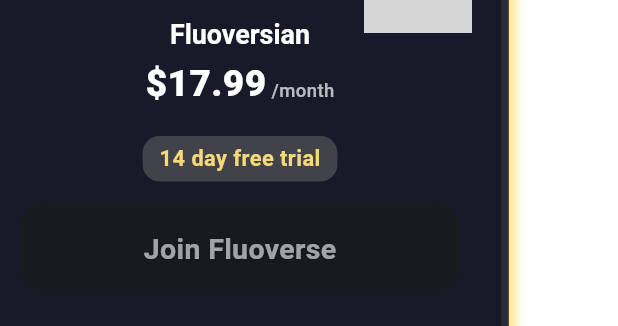
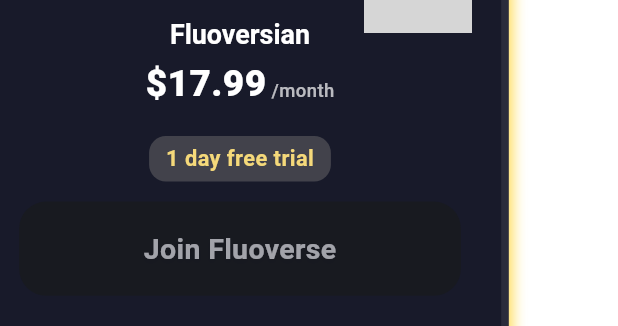
Before and after one commit to langverseadmin/Fluoverse-Landing-Page, a Flutter app: the _SaasPricingCard widget shown alone on an empty page, opened directly with sample values from the repository, on a phone screen of 412 x 824 dp. Shown: the top 326 px of the screen. Run offline on Flutter 3.47's test engine with Material 3 defaults, Android fonts, the phone set to English and light mode, and no system bars; our stand-ins replace confetti, flutter_animate, flutter_markdown, go_router, lottie, lucide_icons and 1 more; missing offline and left inert: dart:html; accounts and stored records are empty; grey boxes are pictures that could not be loaded.

Commit message:
1 day trial

```diff
--- a/lib/website/screens/pricing_v2.dart
+++ b/lib/website/screens/pricing_v2.dart
@@ -1282,7 +1282,7 @@ class _SaasPricingCard extends StatelessWidget {
                                   borderRadius: BorderRadius.circular(10),
                                 ),
                                 child: Text(
-                                  '14 day free trial',
+                                  '1 day free trial',
                                   style: TextStyle(
                                     color: accentColor,
                                     fontWeight: FontWeight.bold,
```
